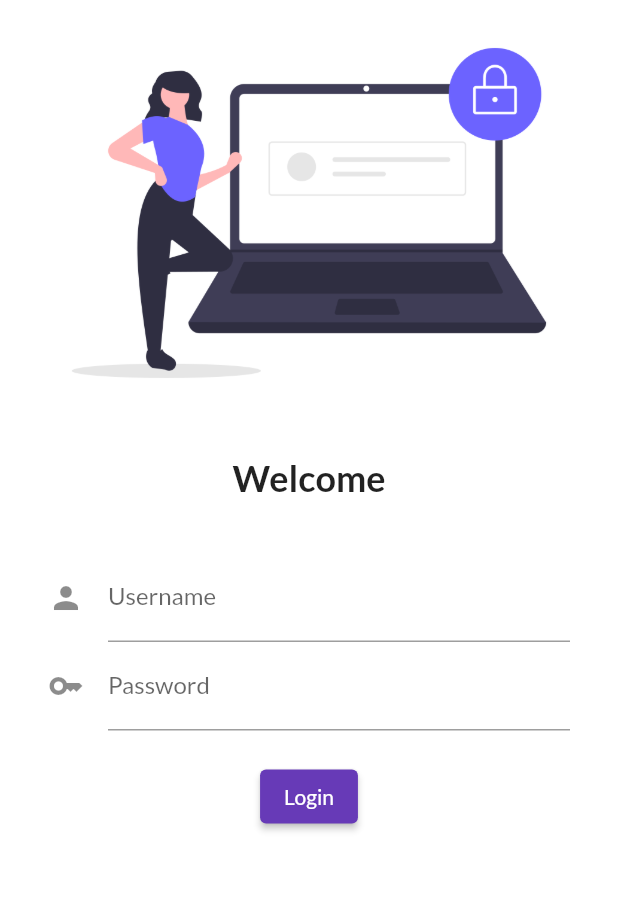
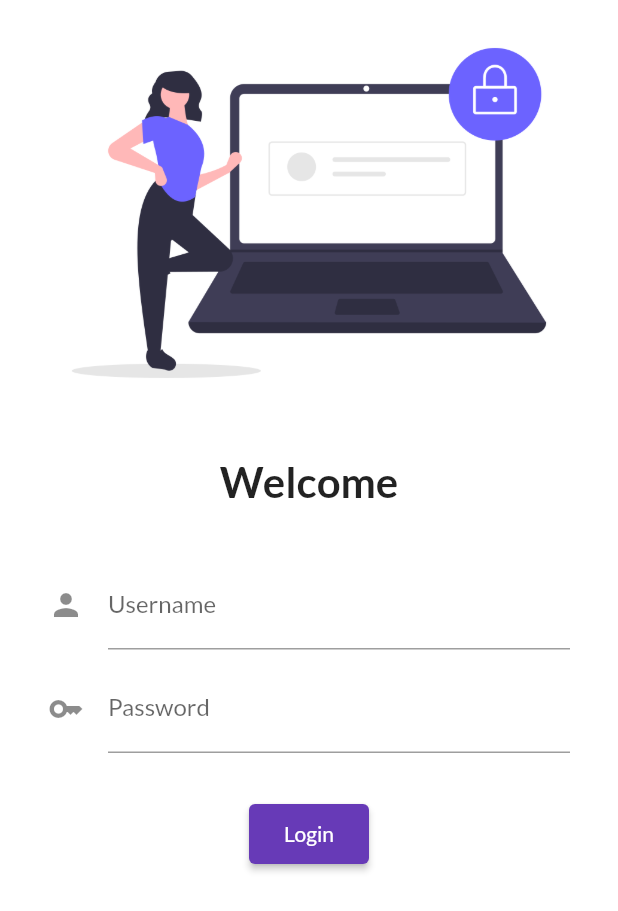
Before and after one commit to Tsuzat/learning_flutter, a Flutter app: the screen it shows after launch, on a phone screen of 412 x 824 dp. Shown: the top 911 px of the screen. Run offline on Flutter 3.47's test engine with Material 2 defaults, Android fonts, the phone set to English and light mode, and no system bars; our stand-ins replace google_fonts; missing offline and left inert: desktop_window.

```diff
--- a/lib/main.dart
+++ b/lib/main.dart
@@ -1,6 +1,7 @@
 import 'package:desktop_window/desktop_window.dart';
 import 'package:flutter/material.dart';
 import 'package:google_fonts/google_fonts.dart';
+import 'package:learning_flutter/utils/routes.dart';
 import 'pages/home_page.dart';
 import 'pages/login_page.dart';
 
@@ -23,10 +24,10 @@ class MyApp extends StatelessWidget {
       ),
       // home: HomePage(),
       debugShowCheckedModeBanner: false,
-      initialRoute: "/login",
+      initialRoute: MyRoutes.loginRoute,
       routes: {
-        "/": (context) => const HomePage(),
-        "/login": (context) => const LoginPage(),
+        MyRoutes.homeRoute: (context) => const HomePage(),
+        MyRoutes.loginRoute: (context) => const LoginPage(),
       },
     );
   }
--- a/lib/pages/login_page.dart
+++ b/lib/pages/login_page.dart
@@ -1,4 +1,5 @@
 import 'package:flutter/material.dart';
+import 'package:learning_flutter/utils/routes.dart';
 
 class LoginPage extends StatelessWidget {
   const LoginPage({Key? key}) : super(key: key);
@@ -7,6 +8,7 @@ class LoginPage extends StatelessWidget {
   Widget build(BuildContext context) {
     return Material(
       color: Colors.white,
+      child: SingleChildScrollView(
         child: Column(
           children: [
             Image.asset(
@@ -19,7 +21,7 @@ class LoginPage extends StatelessWidget {
             const Text(
               "Welcome",
               style: TextStyle(
-              fontSize: 24,
+                fontSize: 28,
                 fontWeight: FontWeight.bold,
               ),
             ),
@@ -38,6 +40,9 @@ class LoginPage extends StatelessWidget {
                       labelText: "Username",
                     ),
                   ),
+                  const SizedBox(
+                    height: 10,
+                  ),
                   // password
                   TextFormField(
                     obscureText: true,
@@ -48,17 +53,23 @@ class LoginPage extends StatelessWidget {
                     ),
                   ),
                   const SizedBox(
-                  height: 20,
+                    height: 30,
                   ),
                   ElevatedButton(
+                    style: TextButton.styleFrom(
+                      fixedSize: const Size(80, 40),
+                    ),
+                    onPressed: () {
+                      Navigator.pushNamed(context, MyRoutes.homeRoute);
+                    },
                     child: const Text("Login"),
-                  onPressed: () {},
                   ),
                 ],
               ),
             ),
           ],
         ),
+      ),
     );
   }
 }
--- /dev/null
+++ b/lib/utils/routes.dart
@@ -0,0 +1,4 @@
+class MyRoutes {
+  static String loginRoute = "/login";
+  static String homeRoute = "/";
+}
```
Also changed, not shown: 1 other file. Lines whose indentation alone changed are shown as unchanged.
